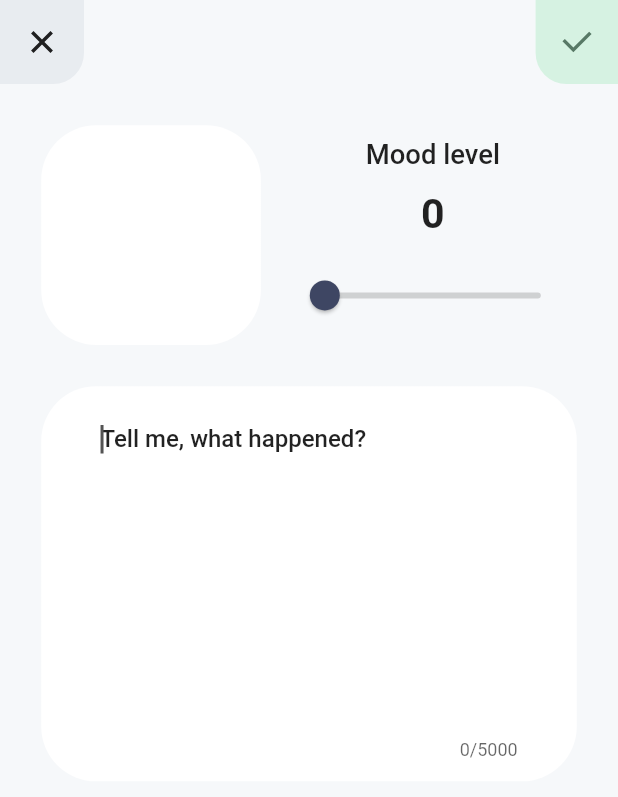
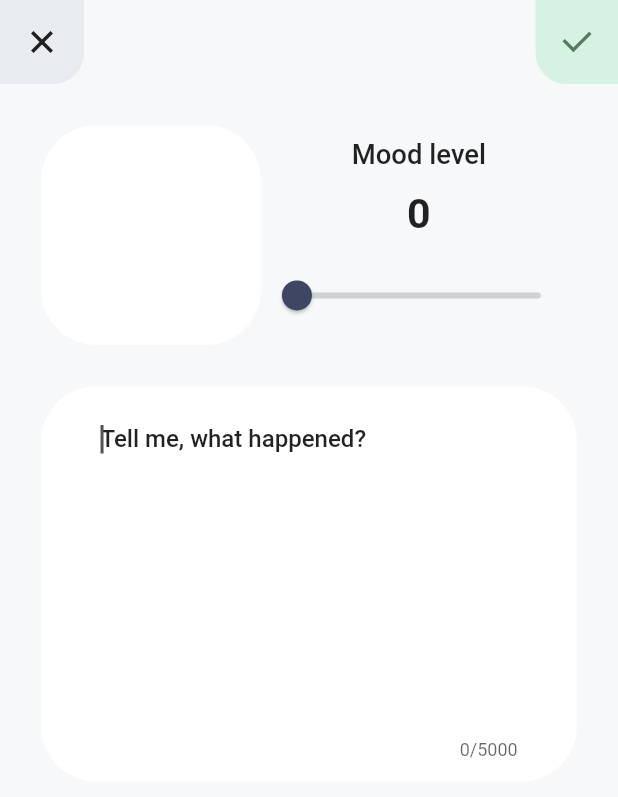
Before and after one commit to AmosHuKe/Mood-Example, a Flutter app: the MoodContent screen opened directly with empty values, on a phone screen of 412 x 824 dp. Shown: the top 797 px of the screen. Run offline on Flutter 3.47's test engine with Material 2 defaults, Android fonts, the phone set to English and light mode, and no system bars; our stand-ins replace card_swiper, file_picker, fl_chart, fluro, flutter_screenutil, flutter_slidable and 8 more; missing offline and left inert: excel; accounts and stored records are empty.

Commit message:
style: 优化样式

```diff
--- a/lib/views/mood/mood_content.dart
+++ b/lib/views/mood/mood_content.dart
@@ -238,8 +238,10 @@ class _MoodContentBodyState extends State<MoodContentBody> {
               ),
 
               /// 打分
-              const Align(
-                child: MoodScore(),
+              const Expanded(
+                child: Align(
+                  child: MoodScore(),
+                ),
               ),
             ],
           ),
```
Also changed, not shown: lib/views/home/index.dart (+7 -4 lines).
